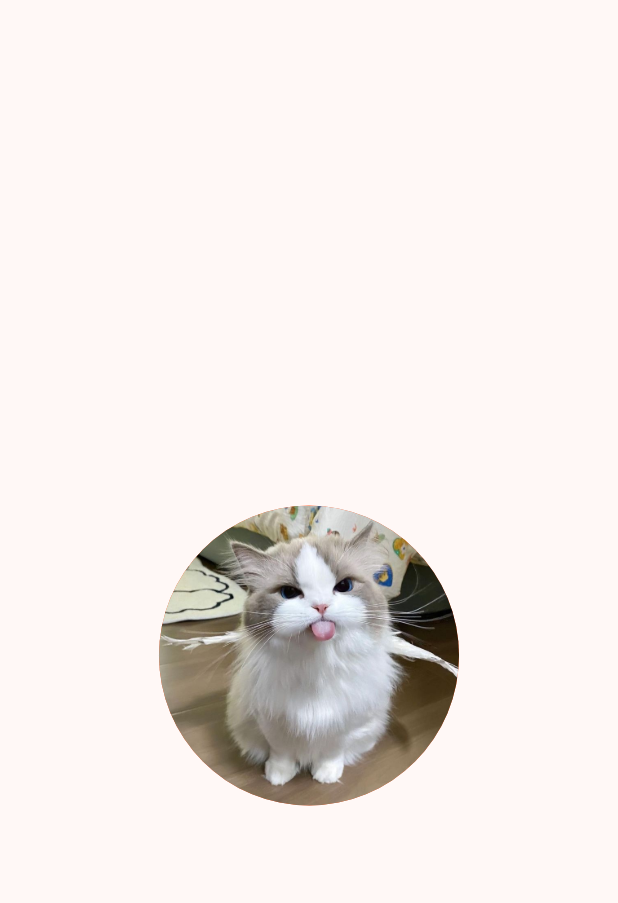
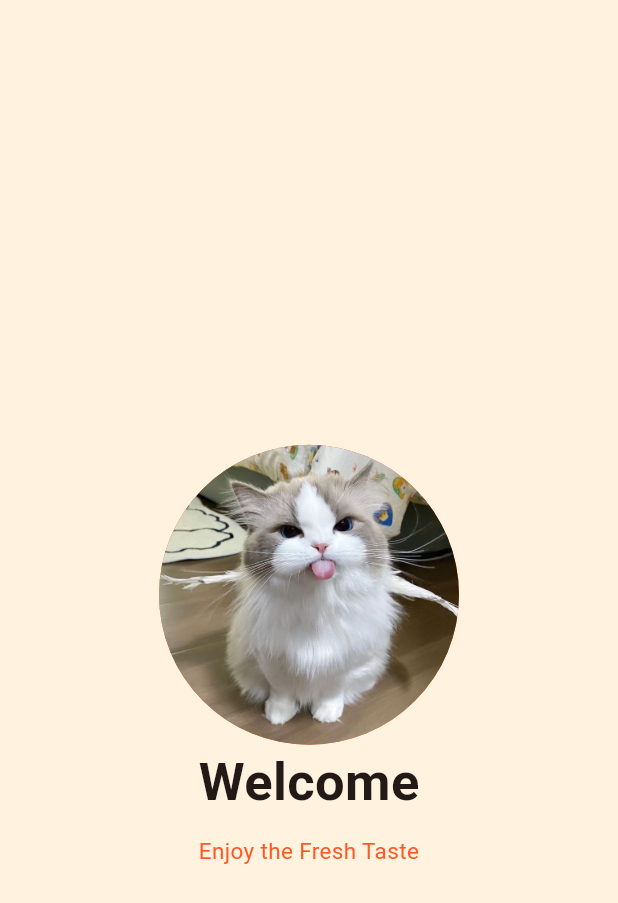
Before and after one commit to AbdulReyza/KB1179-1123150072-uts, a Flutter app: the screen it shows after launch, on a phone screen of 412 x 824 dp. Shown: the top 903 px of the screen. Run offline on Flutter 3.47's test engine with Material 3 defaults, Android fonts, the light colour scheme and no system bars.

Commit message:
tambah teks

```diff
--- a/lib/screen/splash_screen_1.dart
+++ b/lib/screen/splash_screen_1.dart
@@ -6,6 +6,7 @@ class MySplashScreen extends StatelessWidget {
   @override
   Widget build(BuildContext context) {
     return Scaffold(
+      backgroundColor: Colors.orange.shade50,
             body: Center(
               child: Column(
                 mainAxisAlignment: MainAxisAlignment.center,
@@ -25,12 +26,26 @@ class MySplashScreen extends StatelessWidget {
                 ),
                ),
 
+                Text('Welcome',
+                  style: TextStyle(
+                      fontSize: 35,
+                      fontWeight: FontWeight.bold
+                    ),
+                  ),
+                  SizedBox(height: 10,),
+                  Text('Enjoy the Fresh Taste',
+                    textAlign: TextAlign.center,
+                    style: TextStyle(
+                      fontSize: 15,
+                      fontWeight: FontWeight.normal,
+                      color: Colors.deepOrange
+                    ),
+                  ),
 
 
-                   ]
-                )
 
-
+                  ],
+              ),
             ),
           );();
 
```
